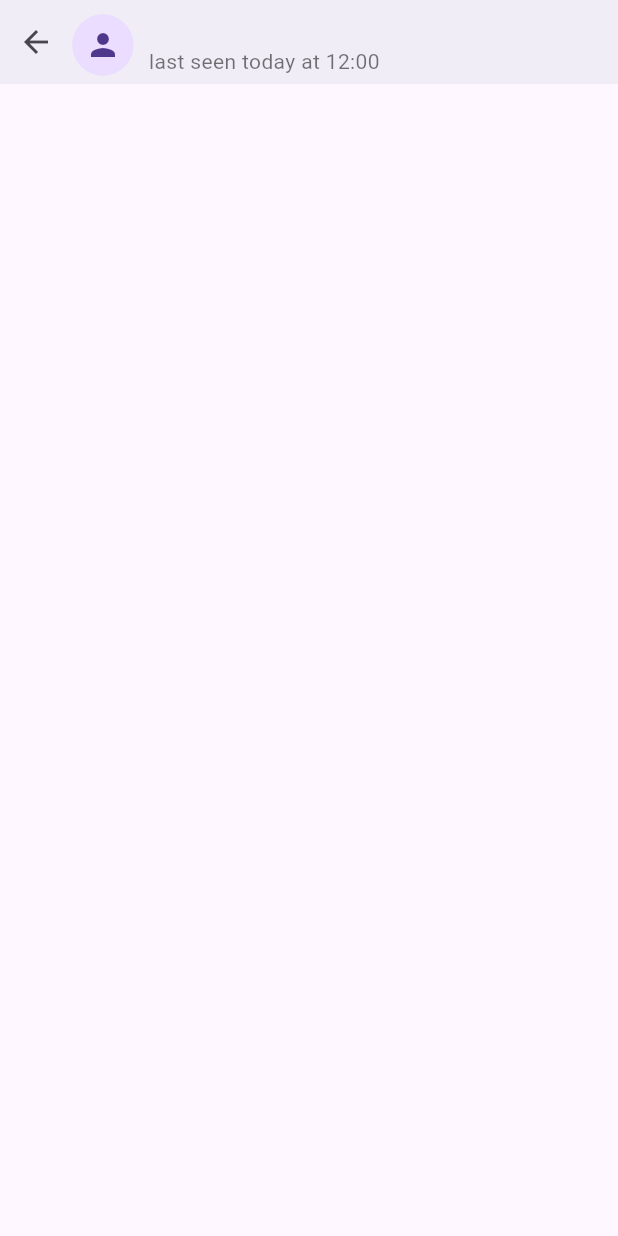
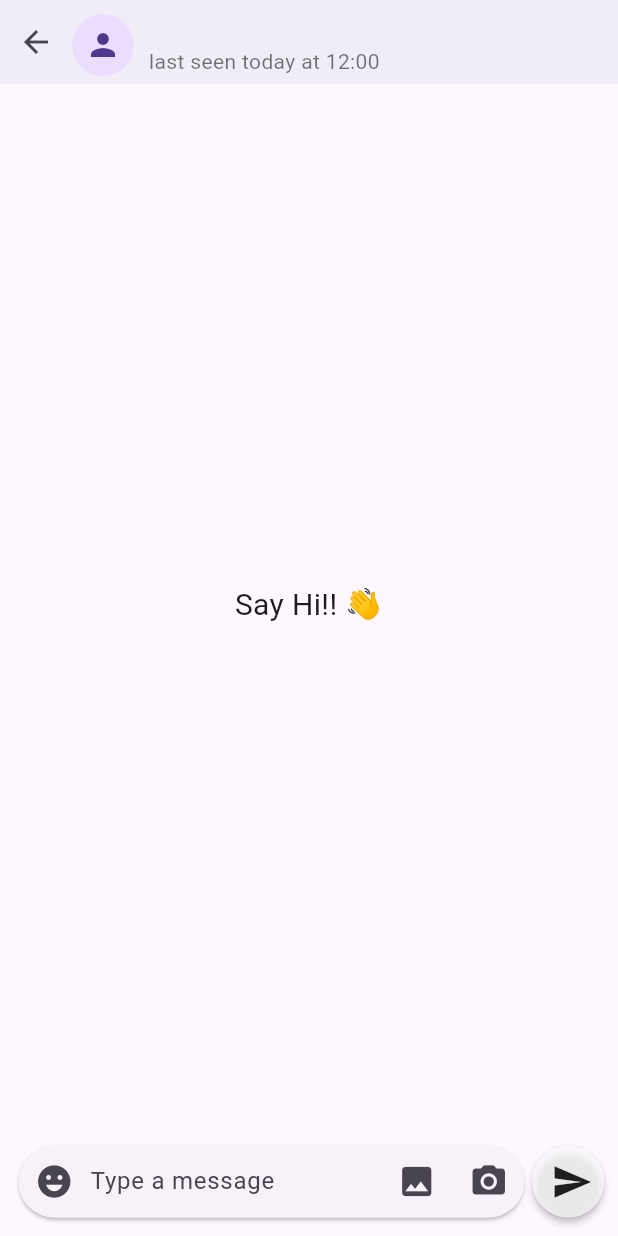
Before and after one commit to Atharva-Werulkar/chat_buddy, a Flutter app: the ChatScreen screen opened directly with empty values, on a phone screen of 412 x 824 dp. Run offline on Flutter 3.47's test engine with Material 2 defaults, Android fonts, the light colour scheme and no system bars; drawn by our look-alikes of cached_network_image; our stand-ins replace cloud_firestore, firebase_auth, firebase_core, firebase_storage, google_sign_in, image_picker and 1 more; accounts and stored records are empty; network calls fail.

Commit message:
Message Screen

```diff
--- a/lib/screens/chat_screen.dart
+++ b/lib/screens/chat_screen.dart
@@ -2,6 +2,7 @@ import 'package:cached_network_image/cached_network_image.dart';
 import 'package:chat_buddy/main.dart';
 import 'package:chat_buddy/models/chat_user.dart';
 import 'package:flutter/material.dart';
+import 'package:flutter/services.dart';
 
 class ChatScreen extends StatefulWidget {
   final ChatUser user;
@@ -13,13 +14,73 @@ class ChatScreen extends StatefulWidget {
 
 class _ChatScreenState extends State<ChatScreen> {
   @override
+  void initState() {
+    super.initState();
+    SystemChrome.setSystemUIOverlayStyle(const SystemUiOverlayStyle(
+        statusBarColor: Colors.transparent,
+        systemNavigationBarColor: Colors.transparent));
+  }
+
+  @override
   Widget build(BuildContext context) {
     return SafeArea(
       child: Scaffold(
-          appBar: AppBar(
-        automaticallyImplyLeading: false,
-        flexibleSpace: _appBar(),
-      )),
+        appBar: AppBar(
+          automaticallyImplyLeading: false,
+          flexibleSpace: _appBar(),
+        ),
+
+        //body
+        body: Column(
+          children: [
+            Expanded(
+              child: StreamBuilder(
+                // stream: APIs.getAllUsers(),
+                builder: (context, snapshot) {
+                  switch (snapshot.connectionState) {
+                    //if the data is loading
+                    case ConnectionState.waiting:
+                    case ConnectionState.none:
+                    // return const Center(
+                    //   child: CircularProgressIndicator(),
+                    // );
+
+                    //if some or all data is Loaded the show it
+                    case ConnectionState.active:
+                    case ConnectionState.done:
+                      // final data = snapshot.data?.docs;
+                      // _list =
+                      //     data?.map((e) => ChatUser.fromJson(e.data())).toList() ??
+                      //         [];
+
+                      final _list = [];
+
+                      if (_list.isNotEmpty) {
+                        return ListView.builder(
+                          padding: EdgeInsets.only(top: size.height * .005),
+                          physics: const BouncingScrollPhysics(),
+                          itemBuilder: (context, index) {
+                            return Text("Message: ${_list[index]}");
+                          },
+                        );
+                      } else {
+                        return const Center(
+                            child: Text(
+                          textAlign: TextAlign.center,
+                          "Say Hi!! 👋",
+                          style: TextStyle(
+                            fontSize: 20,
+                          ),
+                        ));
+                      }
+                  }
+                },
+              ),
+            ),
+            _chatBody(),
+          ],
+        ),
+      ),
     );
   }
 
@@ -73,4 +134,80 @@ class _ChatScreenState extends State<ChatScreen> {
       ],
     );
   }
+
+  Widget _chatBody() {
+    return Padding(
+      padding: EdgeInsets.symmetric(
+          vertical: size.height * .01, horizontal: size.width * .020),
+      child: Row(
+        children: [
+          //input field and buttons
+
+          Expanded(
+            child: Card(
+              shape: RoundedRectangleBorder(
+                borderRadius: BorderRadius.circular(30),
+              ),
+              child: Row(
+                children: [
+                  //emoji button
+                  IconButton(
+                    onPressed: () {},
+                    icon: const Icon(
+                      Icons.emoji_emotions,
+                      size: 26,
+                    ),
+                  ),
+
+                  //input field
+                  const Expanded(
+                    child: TextField(
+                      keyboardType: TextInputType.multiline,
+                      maxLines: null,
+                      decoration: InputDecoration(
+                        border: InputBorder.none,
+                        hintText: 'Type a message',
+                      ),
+                    ),
+                  ),
+
+                  //pick image from gallery
+                  IconButton(
+                    onPressed: () {},
+                    icon: const Icon(
+                      Icons.image,
+                      size: 26,
+                    ),
+                  ),
+
+                  //pick image from camera
+                  IconButton(
+                    onPressed: () => Navigator.pop(context),
+                    icon: const Icon(
+                      Icons.camera_alt,
+                      size: 26,
+                    ),
+                  ),
+                ],
+              ),
+            ),
+          ),
+
+          //send button
+          MaterialButton(
+              onPressed: () {},
+              shape: const CircleBorder(),
+              // height: size.heig0ht,
+              minWidth: 50,
+              padding: const EdgeInsets.only(
+                  top: 10, bottom: 10, right: 5, left: 10),
+              color: Colors.white70,
+              child: const Icon(
+                Icons.send,
+                size: 28,
+              )),
+        ],
+      ),
+    );
+  }
 }
--- a/lib/screens/home_screen.dart
+++ b/lib/screens/home_screen.dart
@@ -4,6 +4,7 @@ import 'package:chat_buddy/models/chat_user.dart';
 import 'package:chat_buddy/screens/profile_screen.dart';
 import 'package:chat_buddy/widgets/chat_card.dart';
 import 'package:flutter/material.dart';
+import 'package:flutter/services.dart';
 import 'package:google_sign_in/google_sign_in.dart';
 
 class HomeScreen extends StatefulWidget {
@@ -27,6 +28,10 @@ class _HomeScreenState extends State<HomeScreen> {
   void initState() {
     super.initState();
     APIs.getSelfInfo();
+    super.initState();
+    SystemChrome.setSystemUIOverlayStyle(const SystemUiOverlayStyle(
+        statusBarColor: Colors.transparent,
+        systemNavigationBarColor: Colors.transparent));
   }
 
   @override
--- a/lib/screens/splash_screen.dart
+++ b/lib/screens/splash_screen.dart
@@ -22,8 +22,8 @@ class _SplashScreenState extends State<SplashScreen> {
     Future.delayed(const Duration(milliseconds: 4500), () {
       SystemChrome.setEnabledSystemUIMode(SystemUiMode.edgeToEdge);
       SystemChrome.setSystemUIOverlayStyle(const SystemUiOverlayStyle(
-          systemNavigationBarColor: Colors.white,
-          statusBarColor: Colors.white));
+          statusBarColor: Colors.white,
+          systemNavigationBarColor: Colors.white));
 
       //Check if user is already login to not
 
--- /dev/null
+++ b/lib/widgets/message_card.dart
@@ -0,0 +1,15 @@
+import 'package:flutter/material.dart';
+
+class MessageCard extends StatefulWidget {
+  const MessageCard({super.key});
+
+  @override
+  State<MessageCard> createState() => _MessageCardState();
+}
+
+class _MessageCardState extends State<MessageCard> {
+  @override
+  Widget build(BuildContext context) {
+    return const Placeholder();
+  }
+}
```
